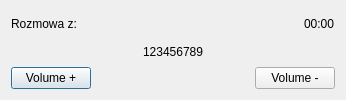
This is src/rpi-app/wndcallinfo.ui in milyges/CarPI as Qt 5 draws it before an edit. The edited form follows.
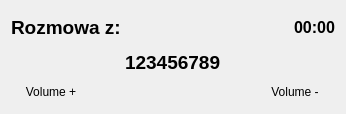
This is the edited form. Icons and pictures are not drawn.

```diff
--- a/src/rpi-app/wndcallinfo.ui
+++ b/src/rpi-app/wndcallinfo.ui
@@ -7,7 +7,7 @@
     <x>0</x>
     <y>0</y>
     <width>346</width>
-    <height>100</height>
+    <height>114</height>
    </rect>
   </property>
   <property name="windowTitle">
@@ -24,6 +24,13 @@
      </property>
      <item>
       <widget class="QLabel" name="lbCallState">
+       <property name="font">
+        <font>
+         <pointsize>14</pointsize>
+         <weight>75</weight>
+         <bold>true</bold>
+        </font>
+       </property>
        <property name="text">
         <string>Rozmowa z:</string>
        </property>
@@ -44,6 +51,13 @@
      </item>
      <item>
       <widget class="QLabel" name="lbCallTime">
+       <property name="font">
+        <font>
+         <pointsize>12</pointsize>
+         <weight>75</weight>
+         <bold>true</bold>
+        </font>
+       </property>
        <property name="text">
         <string>00:00</string>
        </property>
@@ -68,6 +82,13 @@
      </item>
      <item>
       <widget class="QLabel" name="lbPhoneNumber">
+       <property name="font">
+        <font>
+         <pointsize>14</pointsize>
+         <weight>75</weight>
+         <bold>true</bold>
+        </font>
+       </property>
        <property name="text">
         <string>123456789</string>
        </property>
@@ -92,8 +113,8 @@
     <layout class="QHBoxLayout" name="horizontalLayout">
      <item>
       <widget class="QPushButton" name="pbAccept">
-       <property name="styleSheet">
-        <string notr="true"/>
+       <property name="focusPolicy">
+        <enum>Qt::NoFocus</enum>
        </property>
        <property name="text">
         <string>Volume +</string>
@@ -104,10 +125,16 @@
        </property>
        <property name="iconSize">
         <size>
-         <width>24</width>
-         <height>24</height>
+         <width>32</width>
+         <height>32</height>
         </size>
        </property>
+       <property name="autoDefault">
+        <bool>false</bool>
+       </property>
+       <property name="flat">
+        <bool>true</bool>
+       </property>
       </widget>
      </item>
      <item>
@@ -134,10 +161,16 @@
        </property>
        <property name="iconSize">
         <size>
-         <width>24</width>
-         <height>24</height>
+         <width>32</width>
+         <height>32</height>
         </size>
        </property>
+       <property name="autoDefault">
+        <bool>false</bool>
+       </property>
+       <property name="flat">
+        <bool>true</bool>
+       </property>
       </widget>
      </item>
     </layout>
```
Left out of the diff: 11 changed lines with no effect on the pictures.
